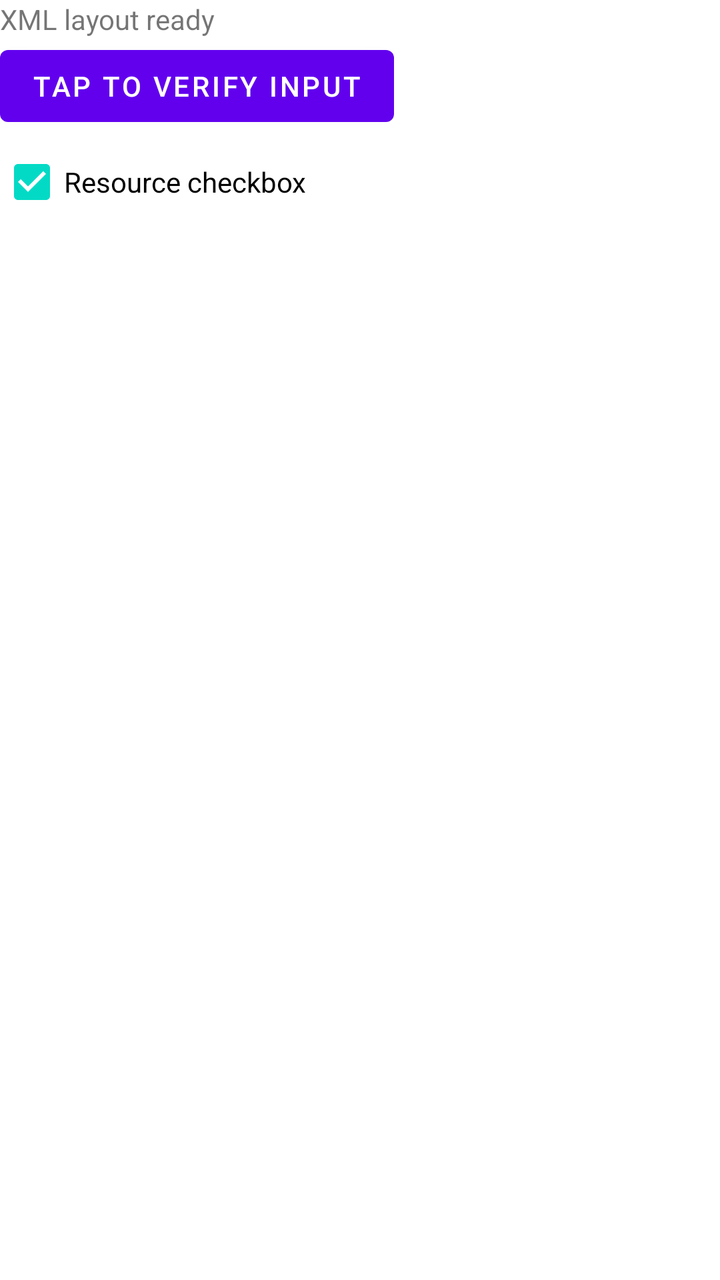
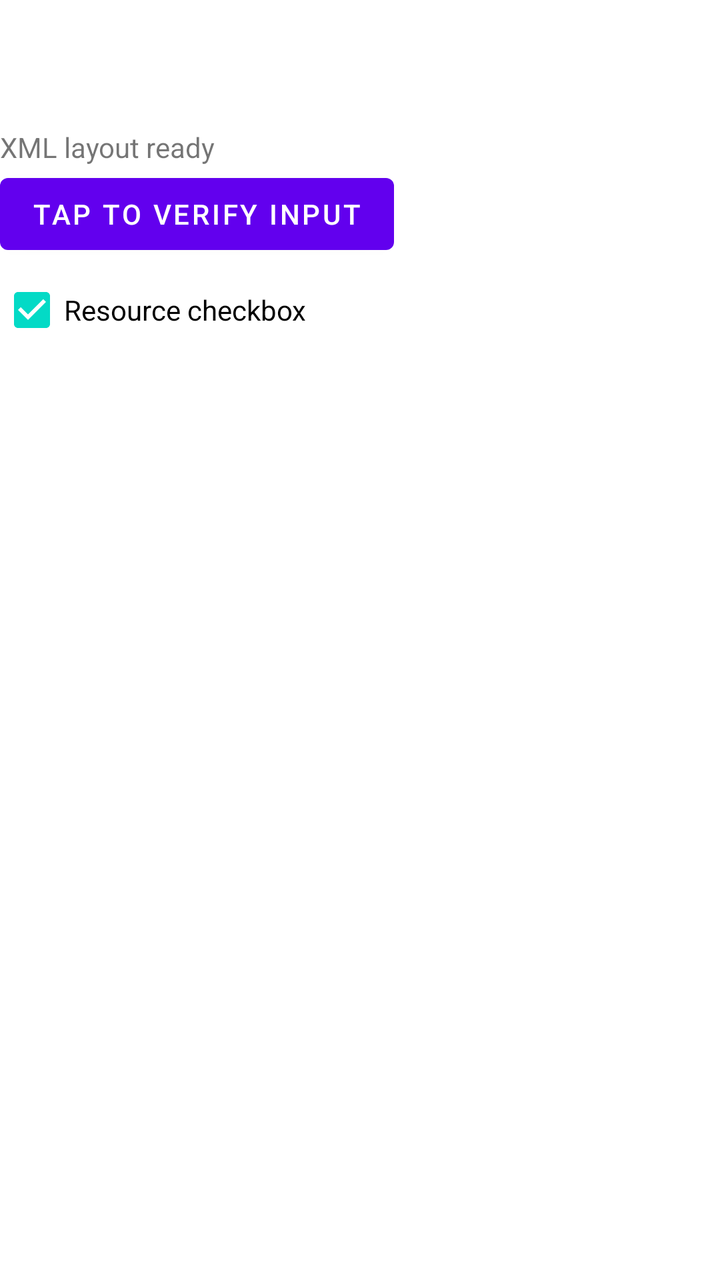

Screens rendered from an Android XML layout before and after an edit, with the pre-edit source and the edit as a unified diff.
<!-- AndroidManifest.xml: fallback theme Theme.MaterialComponents.DayNight.NoActionBar -->
<!-- res/layout/activity_main.xml -->
<LinearLayout xmlns:android="http://schemas.android.com/apk/res/android"
    android:orientation="vertical"
    android:layout_width="match_parent"
    android:layout_height="match_parent">
    <TextView
        android:id="@+id/status"
        android:layout_width="wrap_content"
        android:layout_height="wrap_content"
        android:text="@string/ready" />
    <Button
        android:id="@+id/action"
        android:layout_width="wrap_content"
        android:layout_height="wrap_content"
        android:text="@string/tap" />
    <CheckBox
        android:id="@+id/option"
        android:layout_width="wrap_content"
        android:layout_height="wrap_content"
        android:text="@string/option"
        android:checked="true" />
    <ListView
        android:id="@+id/list"
        android:layout_width="match_parent"
        android:layout_height="wrap_content" />
</LinearLayout>
<!-- resources referenced by this layout -->
<resources>
  <string name="option">Resource checkbox</string>
  <string name="ready">XML layout ready</string>
  <string name="tap">Tap to verify input</string>
</resources>

<!-- the commit's change to res/layout/activity_main.xml (unified diff, before → after) -->
@@ -1,7 +1,8 @@
 <LinearLayout xmlns:android="http://schemas.android.com/apk/res/android"
     android:orientation="vertical"
     android:layout_width="match_parent"
-    android:layout_height="match_parent">
+    android:layout_height="match_parent"
+    android:paddingTop="64dp">
     <TextView
         android:id="@+id/status"
         android:layout_width="wrap_content"
